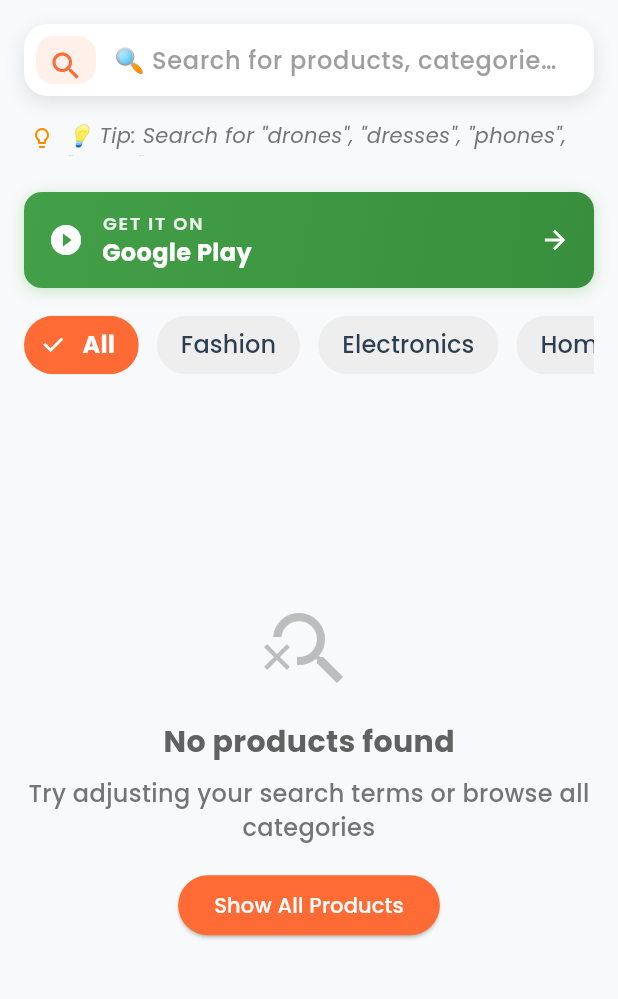
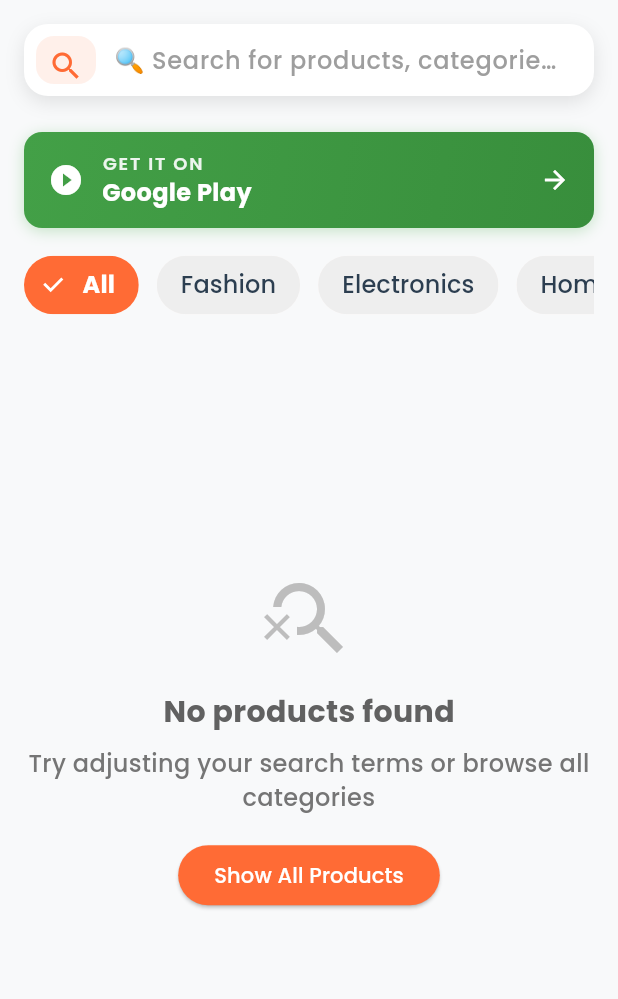
Before and after one commit to anasgermany/china-prices-web-app, a Flutter app: the screen it shows after launch, on a phone screen of 412 x 824 dp, the part 84-1083 px from its top. Run offline on Flutter 3.47's test engine with Material 3 defaults, Android fonts, the light colour scheme and no system bars; our stand-ins replace cached_network_image, dio, flutter_animate, google_fonts, google_mobile_ads, photo_view and 3 more; missing offline and left inert: dart:html, dart:js, universal_html; network calls fail.

Commit message:
Auto-sync: 2025-09-01 18:40:08 - Flutter app updates

```diff
--- a/lib/screens/home_screen_simple.dart
+++ b/lib/screens/home_screen_simple.dart
@@ -217,36 +217,7 @@ class _HomeScreenState extends State<HomeScreen> with WidgetsBindingObserver {
                 ),
               ),
 
-              // Search Help Text
-              AnimatedContainer(
-                duration: const Duration(milliseconds: 300),
-                height: _isSearchBarVisible ? 40 : 0,
-                child: Container(
-                  margin: EdgeInsets.only(bottom: 16),
-                  padding: EdgeInsets.symmetric(horizontal: 20),
-                  child: Row(
-                    children: [
-                      Icon(
-                        Icons.lightbulb_outline,
-                        size: 16,
-                        color: Colors.orange[600],
-                      ),
-                      SizedBox(width: 8),
-                      Expanded(
-                        child: Text(
-                          '💡 Tip: Search for "drones", "dresses", "phones", "shoes" or any product you want!',
-                          style: GoogleFonts.poppins(
-                            fontSize: 14,
-                            color: Colors.grey[600],
-                            fontWeight: FontWeight.w500,
-                            fontStyle: FontStyle.italic,
-                          ),
-                        ),
-                      ),
-                    ],
-                  ),
-                ),
-              ),
+
 
               // Search Results Header
               if (_searchController.text.isNotEmpty) ...[
```
Also changed, not shown: 1 other file.
